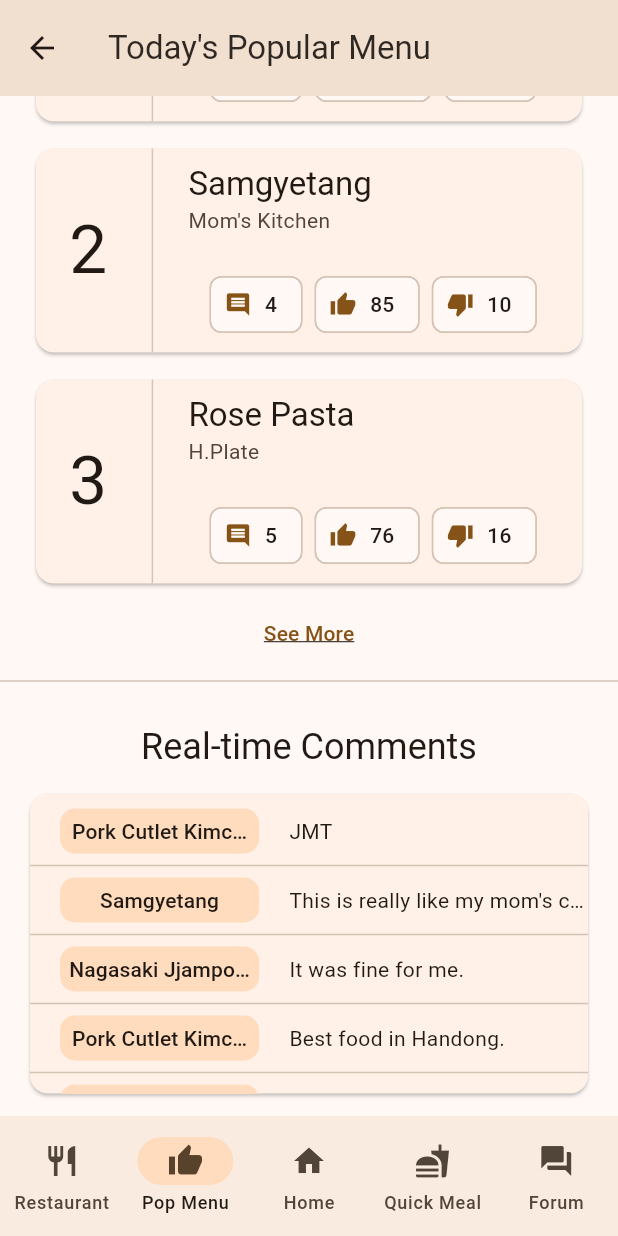
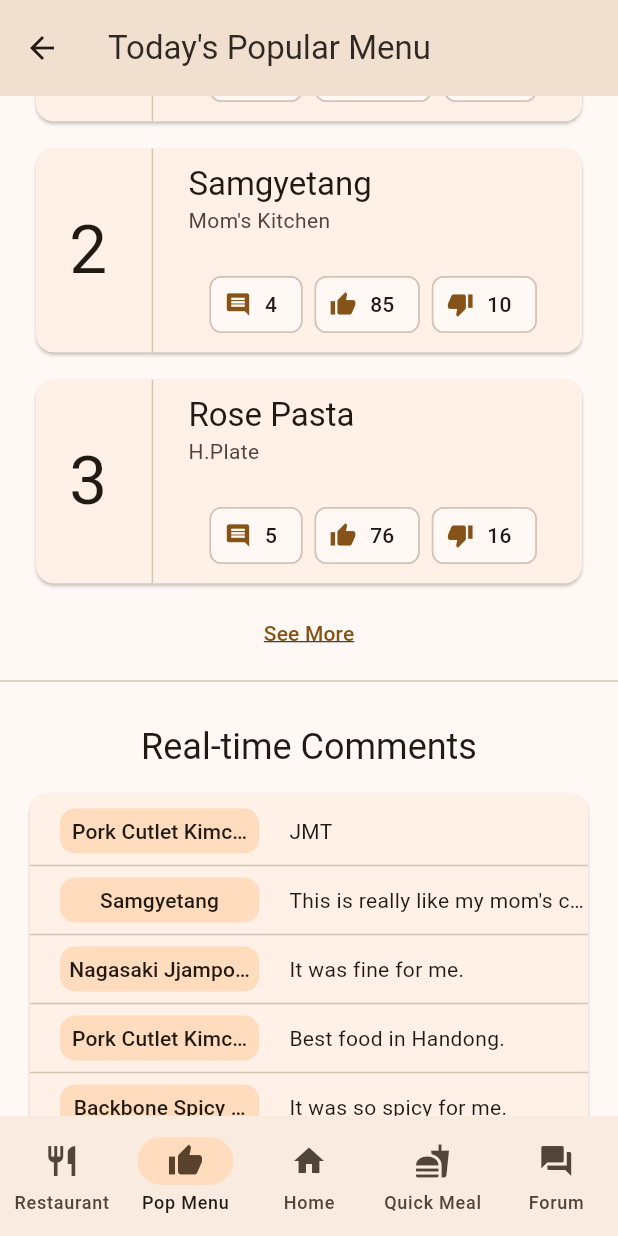
Before and after one commit to yangsijun/2022-2-IED-Mealis, a Flutter app: the screen it shows after launch, item 2 of the bottom bar chosen, scrolled down 176 dp, on a phone screen of 412 x 824 dp. Run offline on Flutter 3.47's test engine with Material 2 defaults, Android fonts, the phone set to English and light mode, and no system bars; our stand-ins replace reorderable_grid_view.

Commit message:
Change Real-time Comments Box Size

```diff
--- a/lib/popular_menu_page.dart
+++ b/lib/popular_menu_page.dart
@@ -239,7 +239,7 @@ class _PopularMenuPageState extends State<PopularMenuPage> {
                     Card(
                       margin: const EdgeInsets.only(left: 20, right: 20, bottom: 5),
                       child: SizedBox(
-                        height: 200,
+                        height: 350,
                         child: SingleChildScrollView(
                           child: Column(
                             crossAxisAlignment: CrossAxisAlignment.start,
```
